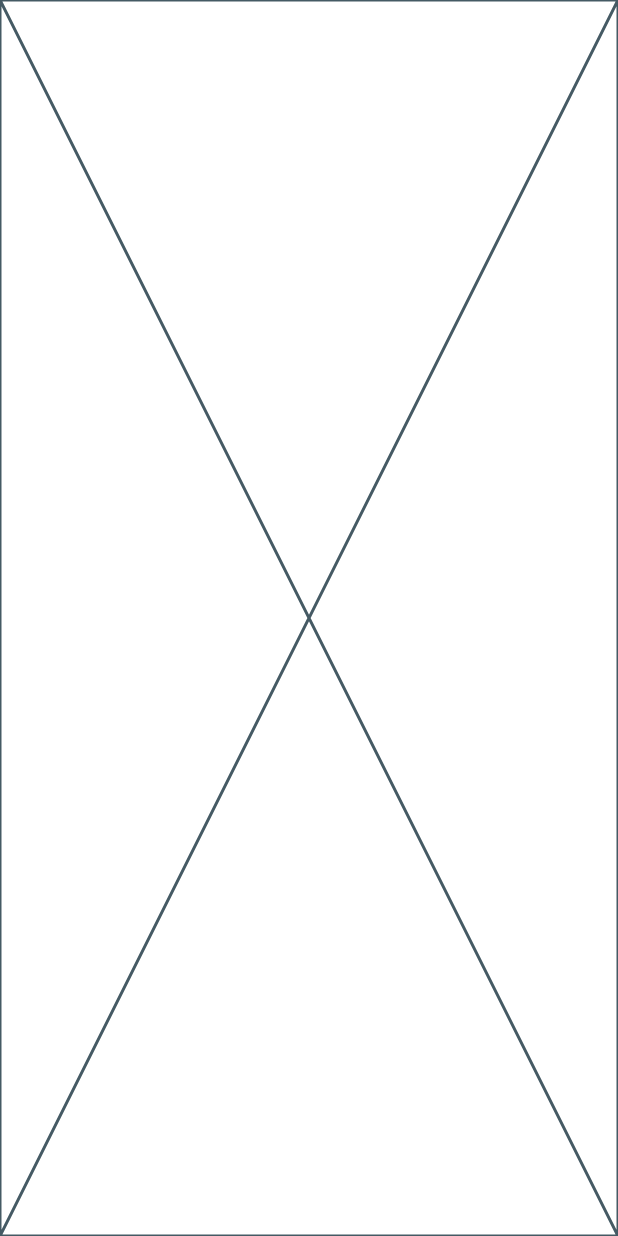
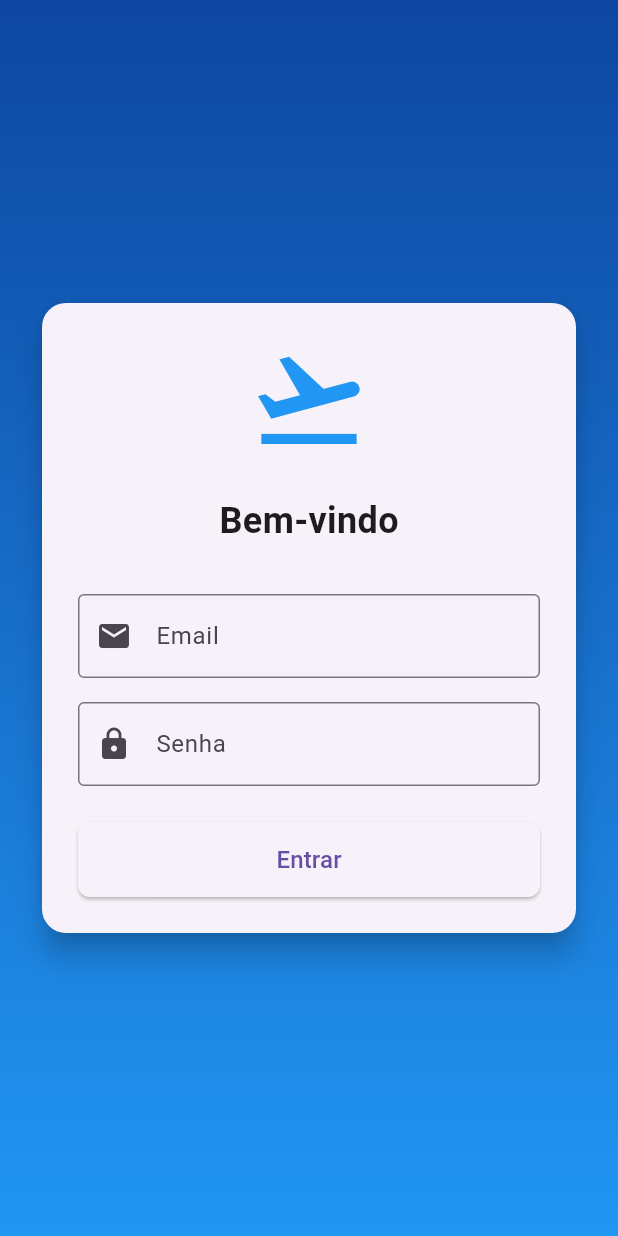
Before and after one commit to wisley-cesar/Sistemas-Distribuidos, a Flutter app: the screen it shows after launch, on a phone screen of 412 x 824 dp. Run offline on Flutter 3.47's test engine with Material 3 defaults, Android fonts, the phone set to English and light mode, and no system bars; our stand-ins replace get; network calls fail; statements that could not run were skipped.

```diff
--- a/Trabalho Front/aeroporto/lib/aeroporto_app.dart
+++ b/Trabalho Front/aeroporto/lib/aeroporto_app.dart
@@ -1,10 +1,26 @@
+import 'package:aeroporto/screens/login/login_screen.dart';
+import 'package:aeroporto/util/app_routes.dart';
 import 'package:flutter/material.dart';
+import 'package:get/get_navigation/src/root/get_material_app.dart';
+import 'screens/home_screen.dart';
 
 class AeroportoApp extends StatelessWidget {
   const AeroportoApp({super.key});
 
   @override
   Widget build(BuildContext context) {
-    return const Placeholder();
+    return GetMaterialApp(
+      debugShowCheckedModeBanner: false,
+      title: 'Aeroporto',
+      theme: ThemeData(
+        primarySwatch: Colors.blue,
+        useMaterial3: true,
+      ),
+      initialRoute: AppRoutes.login,
+      routes: {
+        AppRoutes.home: (context) => const HomeScreen(),
+        AppRoutes.login: (context) => const LoginScreen(),
+      },
+    );
   }
 }
--- /dev/null
+++ b/Trabalho Front/aeroporto/lib/screens/login/login_screen.dart
@@ -0,0 +1,66 @@
+import 'package:aeroporto/screens/login/widgets/button_login.dart';
+import 'package:flutter/material.dart';
+import 'widgets/login_background.dart';
+
+class LoginScreen extends StatelessWidget {
+  const LoginScreen({super.key});
+
+  @override
+  Widget build(BuildContext context) {
+    return Scaffold(
+      body: LoginBackground(
+        child: Card(
+          elevation: 8,
+          shape: RoundedRectangleBorder(
+            borderRadius: BorderRadius.circular(16),
+          ),
+          child: Padding(
+            padding: const EdgeInsets.all(24.0),
+            child: Column(
+              mainAxisSize: MainAxisSize.min,
+              children: [
+                const Icon(
+                  Icons.flight_takeoff,
+                  size: 80,
+                  color: Colors.blue,
+                ),
+                const SizedBox(height: 24),
+                const Text(
+                  'Bem-vindo',
+                  style: TextStyle(
+                    fontSize: 24,
+                    fontWeight: FontWeight.bold,
+                  ),
+                ),
+                const SizedBox(height: 32),
+                TextFormField(
+                  decoration: const InputDecoration(
+                    labelText: 'Email',
+                    prefixIcon: Icon(Icons.email),
+                    border: OutlineInputBorder(),
+                  ),
+                  keyboardType: TextInputType.emailAddress,
+                ),
+                const SizedBox(height: 16),
+                TextFormField(
+                  decoration: const InputDecoration(
+                    labelText: 'Senha',
+                    prefixIcon: Icon(Icons.lock),
+                    border: OutlineInputBorder(),
+                  ),
+                  obscureText: true,
+                ),
+                const SizedBox(height: 24),
+                SizedBox(
+                  width: double.infinity,
+                  height: 50,
+                  child: ButtonLogin(),
+                ),
+              ],
+            ),
+          ),
+        ),
+      ),
+    );
+  }
+}
--- /dev/null
+++ b/Trabalho Front/aeroporto/lib/screens/login/widgets/button_login.dart
@@ -0,0 +1,22 @@
+import 'package:flutter/material.dart';
+
+class ButtonLogin extends StatelessWidget {
+
+  const ButtonLogin({super.key});
+
+  @override
+  Widget build(BuildContext context) {
+    return ElevatedButton(
+      onPressed: () {},
+      style: ElevatedButton.styleFrom(
+        shape: RoundedRectangleBorder(
+          borderRadius: BorderRadius.circular(8),
+        ),
+      ),
+      child: const Text(
+        'Entrar',
+        style: TextStyle(fontSize: 16),
+      ),
+    );
+  }
+}
--- /dev/null
+++ b/Trabalho Front/aeroporto/lib/screens/login/widgets/login_background.dart
@@ -0,0 +1,34 @@
+import 'package:flutter/material.dart';
+
+class LoginBackground extends StatelessWidget {
+  final Widget child;
+
+  const LoginBackground({
+    super.key,
+    required this.child,
+  });
+
+  @override
+  Widget build(BuildContext context) {
+    return Container(
+      decoration: BoxDecoration(
+        gradient: LinearGradient(
+          begin: Alignment.topCenter,
+          end: Alignment.bottomCenter,
+          colors: [
+            Colors.blue.shade900,
+            Colors.blue.shade500,
+          ],
+        ),
+      ),
+      child: SafeArea(
+        child: Center(
+          child: SingleChildScrollView(
+            padding: const EdgeInsets.all(24.0),
+            child: child,
+          ),
+        ),
+      ),
+    );
+  }
+}
--- /dev/null
+++ b/Trabalho Front/aeroporto/lib/util/app_routes.dart
@@ -0,0 +1,5 @@
+class AppRoutes {
+  static const String home = '/home';
+  static const String login = '/home';
+
+}
```
Also changed, not shown: Trabalho Front/aeroporto/lib/main.dart (+11 -76 lines), Trabalho Front/aeroporto/lib/models/passageiros/passageiro.dart (added, +65 -0 lines), Trabalho Front/aeroporto/lib/models/passageiros/passageiro_cadastro.dart (added, +30 -0 lines), Trabalho Front/aeroporto/lib/models/passageiros/status_checkin.dart (added, +13 -0 lines), Trabalho Front/aeroporto/lib/models/voo/voo_embarque.dart (+15 -0 lines), Trabalho Front/aeroporto/lib/screens/home_screen.dart (added, +17 -0 lines), Trabalho Front/aeroporto/lib/service/api_service_passageiro.dart (added, +62 -0 lines), Trabalho Front/aeroporto/lib/service/api_service_voo.dart (+5 -39 lines).
